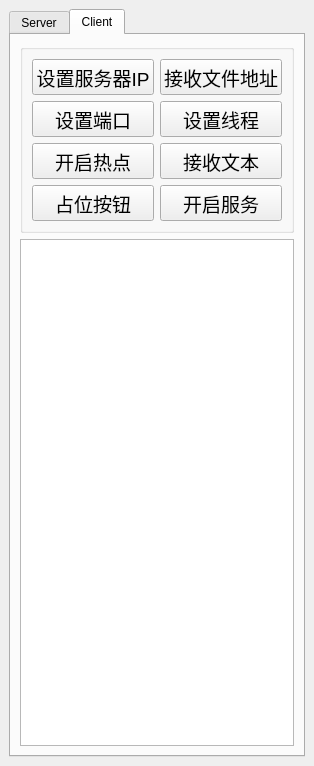
Qt form QT/LANTT.ui (hensir/LANTT) before a commit.
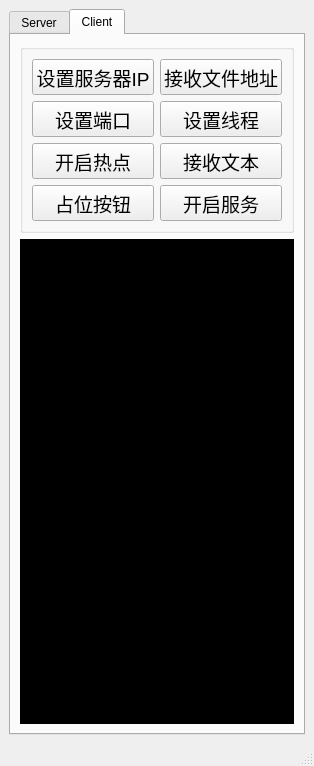
The same form after that commit. The open tabs and pages were chosen to show the change.

```diff
--- a/QT/LANTT.ui
+++ b/QT/LANTT.ui
@@ -392,7 +392,11 @@
          </widget>
         </item>
         <item row="1" column="0">
-         <widget class="QTextEdit" name="CtE"/>
+         <widget class="QTextEdit" name="CtE">
+          <property name="styleSheet">
+           <string notr="true">background-color: rgb(0, 0, 0);</string>
+          </property>
+         </widget>
         </item>
        </layout>
       </widget>
@@ -400,6 +404,7 @@
     </item>
    </layout>
   </widget>
+  <widget class="QStatusBar" name="statusBar"/>
  </widget>
  <resources/>
  <connections/>
```
Left out of the diff: 8 changed lines with no effect on the pictures.
